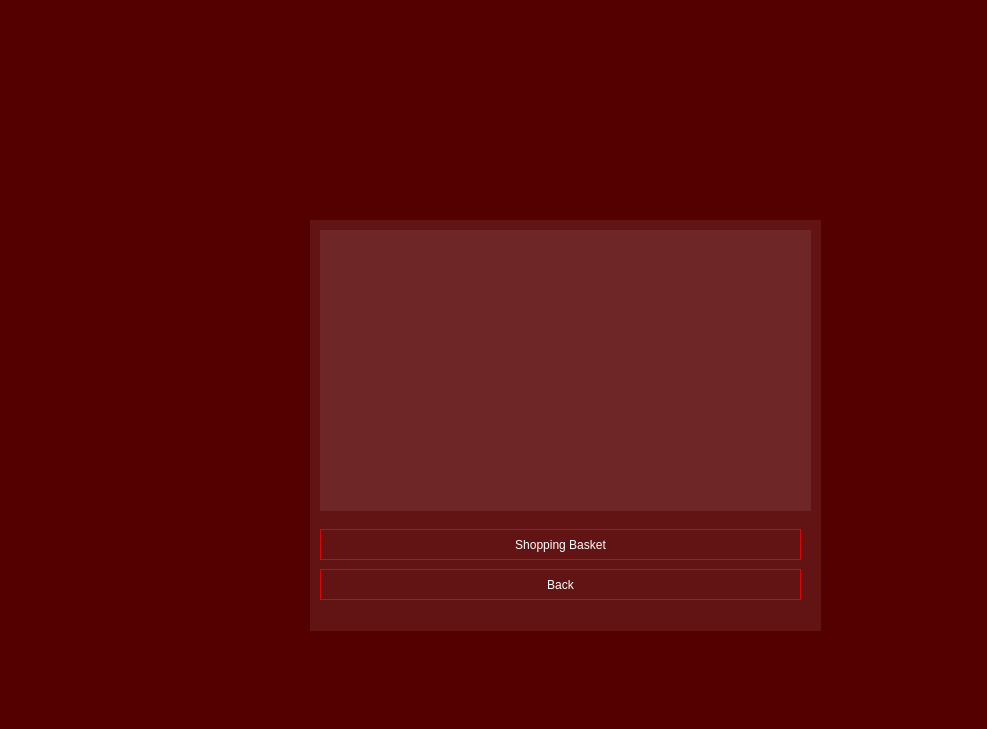
The window that menu_restaurant.ui (ASHKAN3230/iut-food) describes before a commit, drawn with Qt 5.
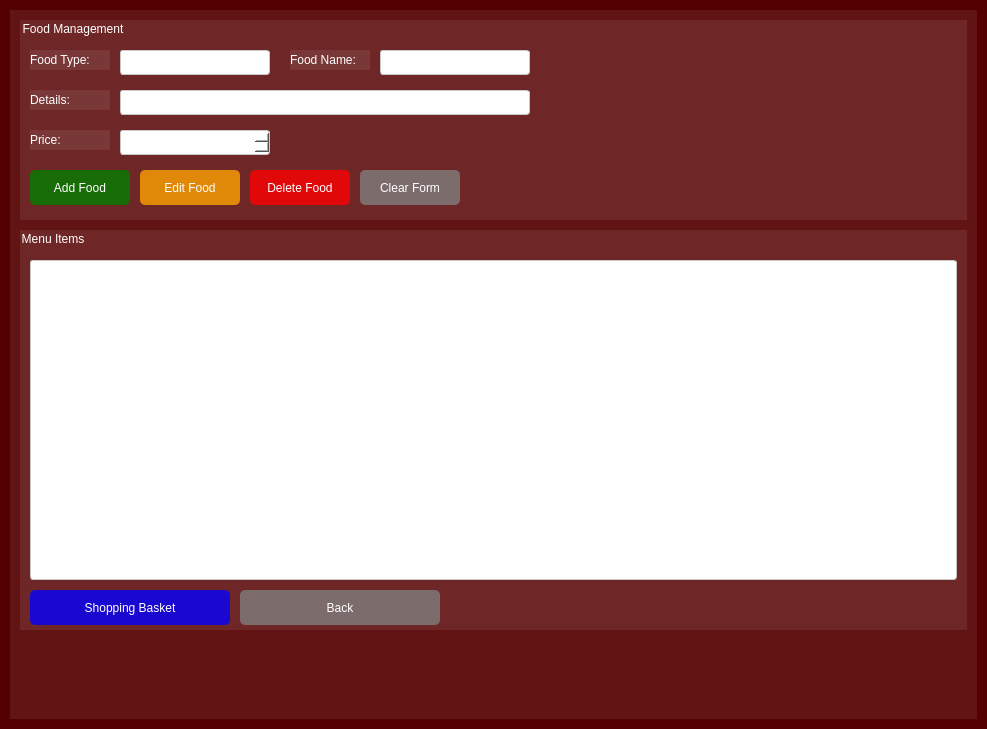
The same window after the commit.

Commit message: add food management

Diff of the .ui file:
```diff
--- a/menu_restaurant.ui
+++ b/menu_restaurant.ui
@@ -19,10 +19,10 @@
   <widget class="QWidget" name="widget" native="true">
    <property name="geometry">
     <rect>
-     <x>310</x>
-     <y>220</y>
-     <width>511</width>
-     <height>411</height>
+     <x>10</x>
+     <y>10</y>
+     <width>967</width>
+     <height>709</height>
     </rect>
    </property>
    <property name="styleSheet">
@@ -32,69 +32,327 @@
 border-bottom-left-radius: 0px;
 border-top-left-radius: 0px;</string>
    </property>
-   <widget class="QPushButton" name="back_button">
-    <property name="geometry">
-     <rect>
-      <x>10</x>
-      <y>349</y>
-      <width>481</width>
-      <height>31</height>
-     </rect>
-    </property>
-    <property name="styleSheet">
-     <string notr="true">color: rgb(255, 255, 255);
-font: 700 16pt &quot;Segoe UI&quot;;
-background-color: rgba(0,0,0,0);
-border: none;
-border-bottom: 1px solid rgba(255,0,0,200);
-border-top: 1px solid rgba(255,0,0,200);
-border-left: 1px solid rgba(255,0,0,200);
-border-right: 1px solid rgba(255,0,0,200);
-</string>
-    </property>
-    <property name="text">
-     <string>Back</string>
-    </property>
-   </widget>
-   <widget class="QPushButton" name="shopping_basket_button">
-    <property name="geometry">
-     <rect>
-      <x>10</x>
-      <y>309</y>
-      <width>481</width>
-      <height>31</height>
-     </rect>
-    </property>
-    <property name="styleSheet">
-     <string notr="true">color: rgb(255, 255, 255);
-font: 700 16pt &quot;Segoe UI&quot;;
-background-color: rgba(0,0,0,0);
-border: none;
-border-bottom: 1px solid rgba(255,0,0,200);
-border-top: 1px solid rgba(255,0,0,200);
-border-left: 1px solid rgba(255,0,0,200);
-border-right: 1px solid rgba(255,0,0,200);
-</string>
-    </property>
-    <property name="text">
-     <string>Shopping Basket</string>
-    </property>
-   </widget>
-   <widget class="QListWidget" name="bord_ListWidget">
+   
+   <!-- Food Management Section -->
+   <widget class="QGroupBox" name="foodManagementGroup">
     <property name="geometry">
      <rect>
       <x>10</x>
       <y>10</y>
-      <width>491</width>
-      <height>281</height>
+      <width>947</width>
+      <height>200</height>
      </rect>
     </property>
+    <property name="title">
+     <string>Food Management</string>
+    </property>
     <property name="styleSheet">
-     <string notr="true">border-top-right-radius: 0px;
-border-bottom-right-radius: 0px;
-border-bottom-left-radius: 0px;
-border-top-left-radius: 0px;</string>
+     <string notr="true">color: rgb(255, 255, 255);
+font: 700 12pt &quot;Segoe UI&quot;;</string>
     </property>
+    
+    <widget class="QLabel" name="foodTypeLabel">
+     <property name="geometry">
+      <rect>
+       <x>10</x>
+       <y>30</y>
+       <width>80</width>
+       <height>20</height>
+      </rect>
+     </property>
+     <property name="text">
+      <string>Food Type:</string>
+     </property>
+     <property name="styleSheet">
+      <string notr="true">color: rgb(255, 255, 255);
+font: 700 10pt &quot;Segoe UI&quot;;</string>
+     </property>
+    </widget>
+    
+    <widget class="QLineEdit" name="foodTypeEdit">
+     <property name="geometry">
+      <rect>
+       <x>100</x>
+       <y>30</y>
+       <width>150</width>
+       <height>25</height>
+      </rect>
+     </property>
+     <property name="styleSheet">
+      <string notr="true">background-color: rgb(255, 255, 255);
+border: 1px solid rgb(200, 200, 200);
+border-radius: 3px;</string>
+     </property>
+    </widget>
+    
+    <widget class="QLabel" name="foodNameLabel">
+     <property name="geometry">
+      <rect>
+       <x>270</x>
+       <y>30</y>
+       <width>80</width>
+       <height>20</height>
+      </rect>
+     </property>
+     <property name="text">
+      <string>Food Name:</string>
+     </property>
+     <property name="styleSheet">
+      <string notr="true">color: rgb(255, 255, 255);
+font: 700 10pt &quot;Segoe UI&quot;;</string>
+     </property>
+    </widget>
+    
+    <widget class="QLineEdit" name="foodNameEdit">
+     <property name="geometry">
+      <rect>
+       <x>360</x>
+       <y>30</y>
+       <width>150</width>
+       <height>25</height>
+      </rect>
+     </property>
+     <property name="styleSheet">
+      <string notr="true">background-color: rgb(255, 255, 255);
+border: 1px solid rgb(200, 200, 200);
+border-radius: 3px;</string>
+     </property>
+    </widget>
+    
+    <widget class="QLabel" name="foodDetailsLabel">
+     <property name="geometry">
+      <rect>
+       <x>10</x>
+       <y>70</y>
+       <width>80</width>
+       <height>20</height>
+      </rect>
+     </property>
+     <property name="text">
+      <string>Details:</string>
+     </property>
+     <property name="styleSheet">
+      <string notr="true">color: rgb(255, 255, 255);
+font: 700 10pt &quot;Segoe UI&quot;;</string>
+     </property>
+    </widget>
+    
+    <widget class="QLineEdit" name="foodDetailsEdit">
+     <property name="geometry">
+      <rect>
+       <x>100</x>
+       <y>70</y>
+       <width>410</width>
+       <height>25</height>
+      </rect>
+     </property>
+     <property name="styleSheet">
+      <string notr="true">background-color: rgb(255, 255, 255);
+border: 1px solid rgb(200, 200, 200);
+border-radius: 3px;</string>
+     </property>
+    </widget>
+    
+    <widget class="QLabel" name="priceLabel">
+     <property name="geometry">
+      <rect>
+       <x>10</x>
+       <y>110</y>
+       <width>80</width>
+       <height>20</height>
+      </rect>
+     </property>
+     <property name="text">
+      <string>Price:</string>
+     </property>
+     <property name="styleSheet">
+      <string notr="true">color: rgb(255, 255, 255);
+font: 700 10pt &quot;Segoe UI&quot;;</string>
+     </property>
+    </widget>
+    
+    <widget class="QSpinBox" name="priceSpinBox">
+     <property name="geometry">
+      <rect>
+       <x>100</x>
+       <y>110</y>
+       <width>150</width>
+       <height>25</height>
+      </rect>
+     </property>
+     <property name="minimum">
+      <number>0</number>
+     </property>
+     <property name="maximum">
+      <number>999999</number>
+     </property>
+     <property name="styleSheet">
+      <string notr="true">background-color: rgb(255, 255, 255);
+border: 1px solid rgb(200, 200, 200);
+border-radius: 3px;</string>
+     </property>
+    </widget>
+    
+    <widget class="QPushButton" name="addFoodButton">
+     <property name="geometry">
+      <rect>
+       <x>10</x>
+       <y>150</y>
+       <width>100</width>
+       <height>35</height>
+      </rect>
+     </property>
+     <property name="styleSheet">
+      <string notr="true">color: rgb(255, 255, 255);
+font: 700 10pt &quot;Segoe UI&quot;;
+background-color: rgba(0,128,0,200);
+border: none;
+border-radius: 5px;</string>
+     </property>
+     <property name="text">
+      <string>Add Food</string>
+     </property>
+    </widget>
+    
+    <widget class="QPushButton" name="editFoodButton">
+     <property name="geometry">
+      <rect>
+       <x>120</x>
+       <y>150</y>
+       <width>100</width>
+       <height>35</height>
+      </rect>
+     </property>
+     <property name="styleSheet">
+      <string notr="true">color: rgb(255, 255, 255);
+font: 700 10pt &quot;Segoe UI&quot;;
+background-color: rgba(255,165,0,200);
+border: none;
+border-radius: 5px;</string>
+     </property>
+     <property name="text">
+      <string>Edit Food</string>
+     </property>
+    </widget>
+    
+    <widget class="QPushButton" name="deleteFoodButton">
+     <property name="geometry">
+      <rect>
+       <x>230</x>
+       <y>150</y>
+       <width>100</width>
+       <height>35</height>
+      </rect>
+     </property>
+     <property name="styleSheet">
+      <string notr="true">color: rgb(255, 255, 255);
+font: 700 10pt &quot;Segoe UI&quot;;
+background-color: rgba(255,0,0,200);
+border: none;
+border-radius: 5px;</string>
+     </property>
+     <property name="text">
+      <string>Delete Food</string>
+     </property>
+    </widget>
+    
+    <widget class="QPushButton" name="clearFormButton">
+     <property name="geometry">
+      <rect>
+       <x>340</x>
+       <y>150</y>
+       <width>100</width>
+       <height>35</height>
+      </rect>
+     </property>
+     <property name="styleSheet">
+      <string notr="true">color: rgb(255, 255, 255);
+font: 700 10pt &quot;Segoe UI&quot;;
+background-color: rgba(128,128,128,200);
+border: none;
+border-radius: 5px;</string>
+     </property>
+     <property name="text">
+      <string>Clear Form</string>
+     </property>
+    </widget>
+   </widget>
+   
+   <!-- Menu Display Section -->
+   <widget class="QGroupBox" name="menuDisplayGroup">
+    <property name="geometry">
+     <rect>
+      <x>10</x>
+      <y>220</y>
+      <width>947</width>
+      <height>400</height>
+     </rect>
+    </property>
+    <property name="title">
+     <string>Menu Items</string>
+    </property>
+    <property name="styleSheet">
+     <string notr="true">color: rgb(255, 255, 255);
+font: 700 12pt &quot;Segoe UI&quot;;</string>
+    </property>
+    
+    <widget class="QListWidget" name="bord_ListWidget">
+     <property name="geometry">
+      <rect>
+       <x>10</x>
+       <y>30</y>
+       <width>927</width>
+       <height>320</height>
+      </rect>
+     </property>
+     <property name="styleSheet">
+      <string notr="true">background-color: rgb(255, 255, 255);
+border: 1px solid rgb(200, 200, 200);
+border-radius: 3px;</string>
+     </property>
+    </widget>
+    
+    <widget class="QPushButton" name="shopping_basket_button">
+     <property name="geometry">
+      <rect>
+       <x>10</x>
+       <y>360</y>
+       <width>200</width>
+       <height>35</height>
+      </rect>
+     </property>
+     <property name="styleSheet">
+      <string notr="true">color: rgb(255, 255, 255);
+font: 700 12pt &quot;Segoe UI&quot;;
+background-color: rgba(0,0,255,200);
+border: none;
+border-radius: 5px;</string>
+     </property>
+     <property name="text">
+      <string>Shopping Basket</string>
+     </property>
+    </widget>
+    
+    <widget class="QPushButton" name="back_button">
+     <property name="geometry">
+      <rect>
+       <x>220</x>
+       <y>360</y>
+       <width>200</width>
+       <height>35</height>
+      </rect>
+     </property>
+     <property name="styleSheet">
+      <string notr="true">color: rgb(255, 255, 255);
+font: 700 12pt &quot;Segoe UI&quot;;
+background-color: rgba(128,128,128,200);
+border: none;
+border-radius: 5px;</string>
+     </property>
+     <property name="text">
+      <string>Back</string>
+     </property>
+    </widget>
    </widget>
   </widget>
  </widget>
```
Left out of the diff: 2 changed lines with no effect on the pictures. The commit also changes 2 other files.
